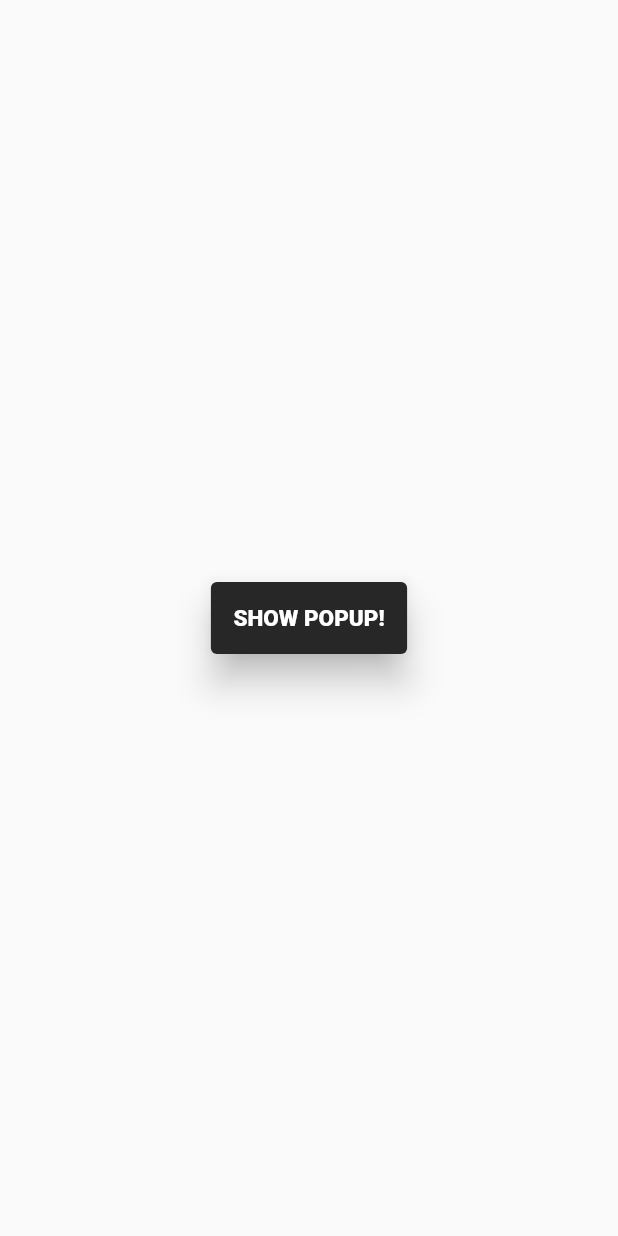
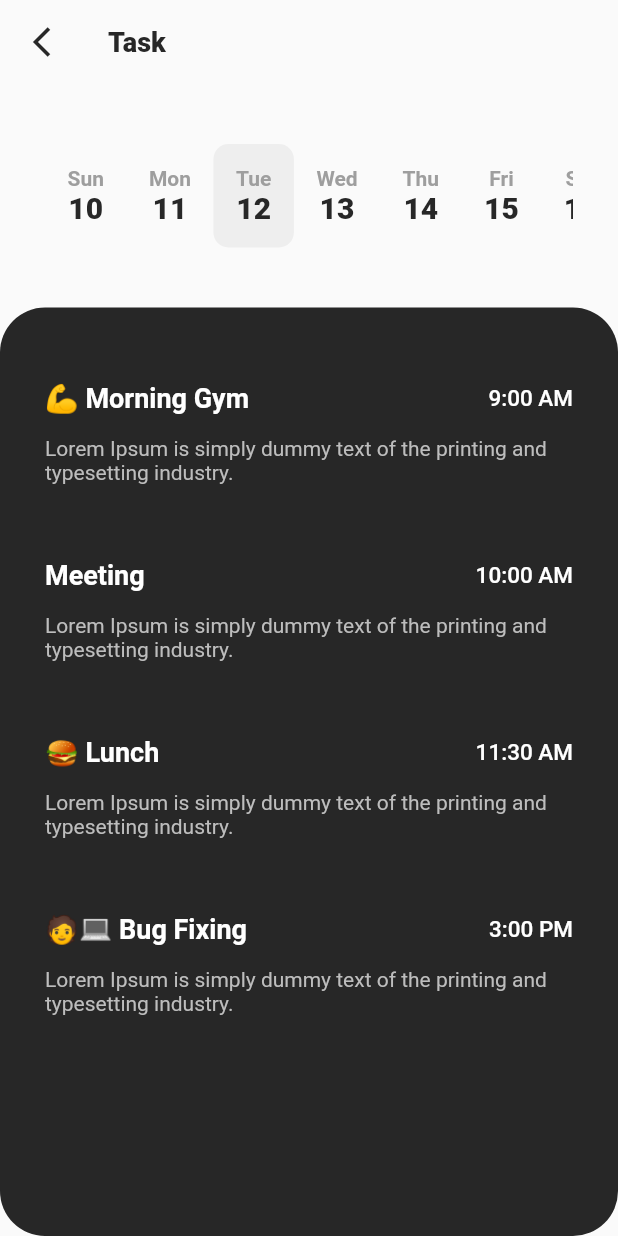
Before and after one commit to knsrmnm/flutter_ui_jumble, a Flutter app: the screen it shows after launch, on a phone screen of 412 x 824 dp. Run offline on Flutter 3.47's test engine with Material 2 defaults, Android fonts, the phone set to English and light mode, and no system bars.

Commit message:
add new screens.

```diff
--- a/lib/main.dart
+++ b/lib/main.dart
@@ -1,5 +1,6 @@
 import 'package:flutter/material.dart';
-import 'package:flutter_ui_jumble/screens/error_popup_screen.dart';
+import 'package:flutter_ui_jumble/screens/search_bottom_sheet.dart';
+import 'package:flutter_ui_jumble/screens/task_management_screen.dart';
 
 void main() {
   runApp(MyApp());
@@ -14,7 +15,7 @@ class MyApp extends StatelessWidget {
       theme: ThemeData(
         primarySwatch: Colors.blue,
       ),
-      home: ErrorPopupScreen()
+      home: TaskManagementScreen()
     );
   }
 }
--- /dev/null
+++ b/lib/screens/task_management_screen.dart
@@ -0,0 +1,191 @@
+import 'package:flutter/material.dart';
+
+class TaskManagementScreen extends StatefulWidget {
+  const TaskManagementScreen({Key? key}) : super(key: key);
+
+  @override
+  State<TaskManagementScreen> createState() => _TaskManagementScreenState();
+}
+
+class _TaskManagementScreenState extends State<TaskManagementScreen> {
+
+  final Color _accentColor = Color(0xFF272727);
+
+  @override
+  Widget build(BuildContext context) {
+    return Scaffold(
+      appBar: AppBar(
+        elevation: 0,
+        backgroundColor: Theme.of(context).scaffoldBackgroundColor,
+        leading: IconButton(
+          onPressed: (){},
+          icon: Icon(Icons.arrow_back_ios_outlined, color: _accentColor),
+        ),
+        title: Text('Task', style: TextStyle(fontSize: 18.0, fontWeight: FontWeight.w800, color: _accentColor)),
+      ),
+      body: Column(
+        children: [
+          Padding(
+            padding: EdgeInsets.symmetric(horizontal: 30.0, vertical: 40.0),
+            child: SingleChildScrollView(
+              scrollDirection: Axis.horizontal,
+              child: Row(
+                mainAxisAlignment: MainAxisAlignment.spaceBetween,
+                mainAxisSize: MainAxisSize.max,
+                children: [
+                  Container(
+                    color: Colors.transparent,
+                    padding: EdgeInsets.all(15.0),
+                    child: Column(
+                      children: [
+                        Text('Sun', style: TextStyle(fontSize: 14.0, fontWeight: FontWeight.w600, color: Colors.grey)),
+                        Text('10', style: TextStyle(fontSize: 20.0, fontWeight: FontWeight.w800, color: _accentColor)),
+                      ],
+                    ),
+                  ),
+                  Container(
+                    color: Colors.transparent,
+                    padding: EdgeInsets.all(15.0),
+                    child: Column(
+                      children: [
+                        Text('Mon', style: TextStyle(fontSize: 14.0, fontWeight: FontWeight.w600, color: Colors.grey)),
+                        Text('11', style: TextStyle(fontSize: 20.0, fontWeight: FontWeight.w800, color: _accentColor)),
+                      ],
+                    ),
+                  ),
+                  Container(
+                    decoration: BoxDecoration(
+                      color: Colors.grey[200],
+                      borderRadius: BorderRadius.all(Radius.circular(10.0)),
+                    ),
+                    padding: EdgeInsets.all(15.0),
+                    child: Column(
+                      children: [
+                        Text('Tue', style: TextStyle(fontSize: 14.0, fontWeight: FontWeight.w600, color: Colors.grey)),
+                        Text('12', style: TextStyle(fontSize: 20.0, fontWeight: FontWeight.w800, color: _accentColor)),
+                      ],
+                    ),
+                  ),
+                  Container(
+                    color: Colors.transparent,
+                    padding: EdgeInsets.all(15.0),
+                    child: Column(
+                      children: [
+                        Text('Wed', style: TextStyle(fontSize: 14.0, fontWeight: FontWeight.w600, color: Colors.grey)),
+                        Text('13', style: TextStyle(fontSize: 20.0, fontWeight: FontWeight.w800, color: _accentColor)),
+                      ],
+                    ),
+                  ),
+                  Container(
+                    color: Colors.transparent,
+                    padding: EdgeInsets.all(15.0),
+                    child: Column(
+                      children: [
+                        Text('Thu', style: TextStyle(fontSize: 14.0, fontWeight: FontWeight.w600, color: Colors.grey)),
+                        Text('14', style: TextStyle(fontSize: 20.0, fontWeight: FontWeight.w800, color: _accentColor)),
+                      ],
+                    ),
+                  ),
+                  Container(
+                    color: Colors.transparent,
+                    padding: EdgeInsets.all(15.0),
+                    child: Column(
+                      children: [
+                        Text('Fri', style: TextStyle(fontSize: 14.0, fontWeight: FontWeight.w600, color: Colors.grey)),
+                        Text('15', style: TextStyle(fontSize: 20.0, fontWeight: FontWeight.w800, color: _accentColor)),
+                      ],
+                    ),
+                  ),
+                  Container(
+                    color: Colors.transparent,
+                    padding: EdgeInsets.all(15.0),
+                    child: Column(
+                      children: [
+                        Text('Sat', style: TextStyle(fontSize: 14.0, fontWeight: FontWeight.w600, color: Colors.grey)),
+                        Text('16', style: TextStyle(fontSize: 20.0, fontWeight: FontWeight.w800, color: _accentColor)),
+                      ],
+                    ),
+                  ),
+                ],
+              ),
+            ),
+          ),
+          Expanded(
+              child: Container(
+                decoration: BoxDecoration(
+                  color: _accentColor,
+                  borderRadius: BorderRadius.all(Radius.circular(30.0)),
+                ),
+                padding: EdgeInsets.symmetric(vertical: 50.0, horizontal: 30.0),
+                child: SingleChildScrollView(
+                  child: Column(
+                    children: [
+                      Column(
+                        crossAxisAlignment: CrossAxisAlignment.start,
+                        children: [
+                          Row(
+                            mainAxisAlignment: MainAxisAlignment.spaceBetween,
+                            children: [
+                              Text('💪 Morning Gym', style: TextStyle(fontSize: 18.0, fontWeight: FontWeight.w700, color: Colors.white)),
+                              Text('9:00 AM', style: TextStyle(fontSize: 15.0, fontWeight: FontWeight.w500, color: Colors.white)),
+                            ],
+                          ),
+                          const SizedBox(height: 15.0),
+                          Text('Lorem Ipsum is simply dummy text of the printing and typesetting industry.', style: TextStyle(fontSize: 14.0, fontWeight: FontWeight.w400, color: Colors.grey[400]))
+                        ],
+                      ),
+                      const SizedBox(height: 50.0),
+                      Column(
+                        crossAxisAlignment: CrossAxisAlignment.start,
+                        children: [
+                          Row(
+                            mainAxisAlignment: MainAxisAlignment.spaceBetween,
+                            children: [
+                              Text('Meeting', style: TextStyle(fontSize: 18.0, fontWeight: FontWeight.w700, color: Colors.white)),
+                              Text('10:00 AM', style: TextStyle(fontSize: 15.0, fontWeight: FontWeight.w500, color: Colors.white)),
+                            ],
+                          ),
+                          const SizedBox(height: 15.0),
+                          Text('Lorem Ipsum is simply dummy text of the printing and typesetting industry.', style: TextStyle(fontSize: 14.0, fontWeight: FontWeight.w400, color: Colors.grey[400]))
+                        ],
+                      ),
+                      const SizedBox(height: 50.0),
+                      Column(
+                        crossAxisAlignment: CrossAxisAlignment.start,
+                        children: [
+                          Row(
+                            mainAxisAlignment: MainAxisAlignment.spaceBetween,
+                            children: [
+                              Text('🍔 Lunch', style: TextStyle(fontSize: 18.0, fontWeight: FontWeight.w700, color: Colors.white)),
+                              Text('11:30 AM', style: TextStyle(fontSize: 15.0, fontWeight: FontWeight.w500, color: Colors.white)),
+                            ],
+                          ),
+                          const SizedBox(height: 15.0),
+                          Text('Lorem Ipsum is simply dummy text of the printing and typesetting industry.', style: TextStyle(fontSize: 14.0, fontWeight: FontWeight.w400, color: Colors.grey[400]))
+                        ],
+                      ),
+                      const SizedBox(height: 50.0),
+                      Column(
+                        crossAxisAlignment: CrossAxisAlignment.start,
+                        children: [
+                          Row(
+                            mainAxisAlignment: MainAxisAlignment.spaceBetween,
+                            children: [
+                              Text('🧑‍💻 Bug Fixing', style: TextStyle(fontSize: 18.0, fontWeight: FontWeight.w700, color: Colors.white)),
+                              Text('3:00 PM', style: TextStyle(fontSize: 15.0, fontWeight: FontWeight.w500, color: Colors.white)),
+                            ],
+                          ),
+                          const SizedBox(height: 15.0),
+                          Text('Lorem Ipsum is simply dummy text of the printing and typesetting industry.', style: TextStyle(fontSize: 14.0, fontWeight: FontWeight.w400, color: Colors.grey[400]))
+                        ],
+                      ),
+                    ],
+                  ),
+                )
+              )
+          )
+        ],
+      ),
+    );
+  }
+}
```
Also changed, not shown: lib/screens/search_bottom_sheet.dart (added, +284 -0 lines).
